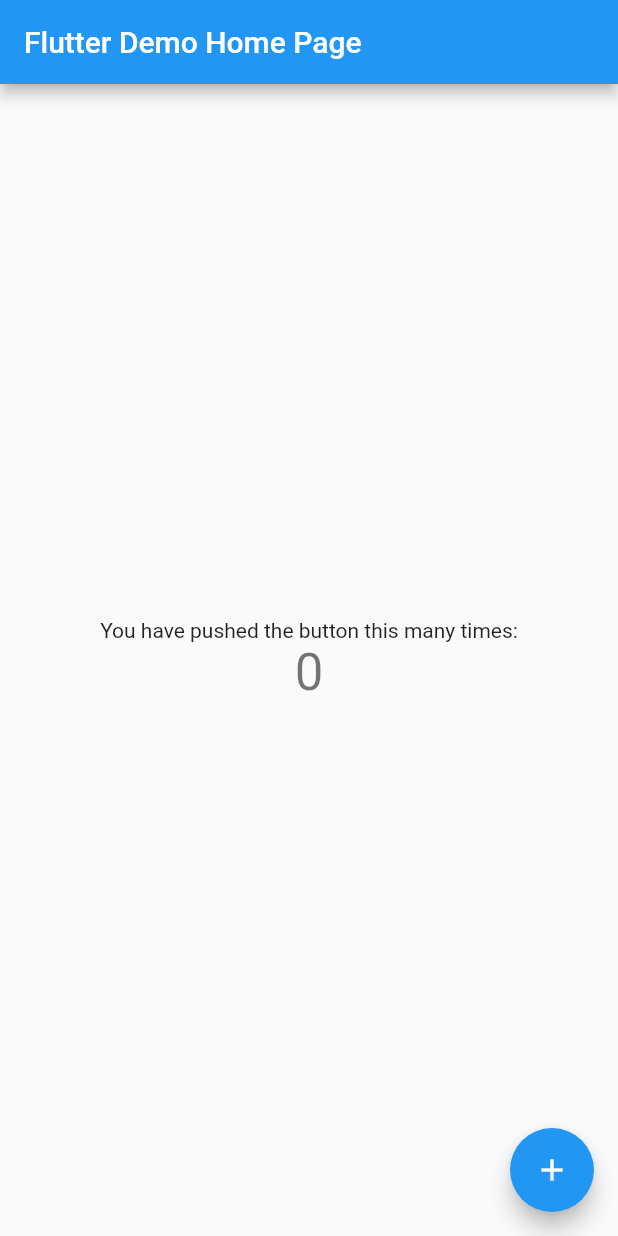
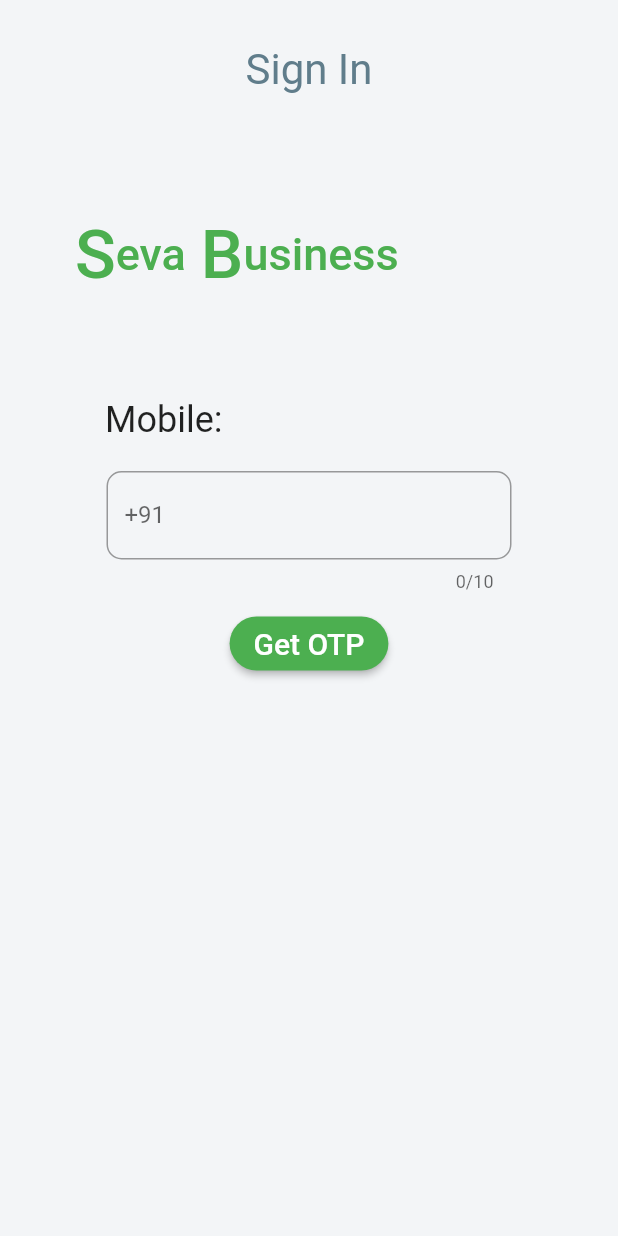
Before and after one commit to Onestop-Agrotech/Seva-Business, a Flutter app: the screen it shows after launch, on a phone screen of 412 x 824 dp. Run offline on Flutter 3.47's test engine with Material 2 defaults, Android fonts, the phone set to English and light mode, and no system bars; our stand-ins replace otp_text_field.

Commit message:
created sign in page without green background

```diff
--- /dev/null
+++ b/lib/Signin.dart
@@ -0,0 +1,165 @@
+import 'package:flutter/material.dart';
+import 'package:otp_text_field/otp_field.dart';
+import 'package:otp_text_field/style.dart';
+
+class Signin extends StatefulWidget {
+  @override
+  _SigninState createState() => _SigninState();
+}
+
+class _SigninState extends State<Signin> {
+  bool showOTPField = false;
+
+  @override
+  Widget build(BuildContext context) {
+    return Scaffold(
+        body: SafeArea(
+      child: Padding(
+        padding: const EdgeInsets.only(top: 30.0),
+        child: ListView(
+          children: <Widget>[
+            Column(
+              children: <Widget>[
+                Row(
+                  mainAxisAlignment: MainAxisAlignment.center,
+                  children: <Widget>[
+                    Text(
+                      "Sign In",
+                      style: TextStyle(fontSize: 28.0, color: Colors.blueGrey),
+                    ),
+                  ],
+                ),
+                SizedBox(height: 30.0),
+                Padding(
+                  padding: const EdgeInsets.all(50.0),
+                  child: Row(
+                    children: <Widget>[
+                      Text(
+                        "S",
+                        style: TextStyle(
+                            fontSize: 45.0,
+                            color: Colors.green,
+                            fontWeight: FontWeight.w500),
+                      ),
+                      Text(
+                        "eva",
+                        style: TextStyle(
+                            fontSize: 30.0,
+                            color: Colors.green,
+                            fontWeight: FontWeight.w500),
+                      ),
+                      SizedBox(width: 10.0),
+                      Text(
+                        "B",
+                        style: TextStyle(
+                            fontSize: 45.0,
+                            color: Colors.green,
+                            fontWeight: FontWeight.w500),
+                      ),
+                      Text("usiness",
+                          style: TextStyle(
+                              fontSize: 30.0,
+                              color: Colors.green,
+                              fontWeight: FontWeight.w500))
+                    ],
+                  ),
+                ),
+                SizedBox(height: 20.0),
+                Padding(
+                  padding: const EdgeInsets.only(left: 70.0),
+                  child: Row(
+                    children: <Widget>[
+                      Text(
+                        "Mobile:",
+                        style: TextStyle(fontSize: 24.0),
+                      ),
+                    ],
+                  ),
+                ),
+                SizedBox(height: 20.0),
+                Container(
+                  width: 270,
+                  child: TextField(
+                    decoration: InputDecoration(
+                      border: OutlineInputBorder(
+                          borderSide: BorderSide(color: Colors.lightGreen),
+                          borderRadius: BorderRadius.circular(10)),
+                      labelText: '+91',
+                    ),
+                    maxLength: 10,
+                    keyboardType: TextInputType.number,
+                    // onTap: ,
+                  ),
+                ),
+                SizedBox(height: 10.0),
+                showOTPField
+                    ? Column(
+                        crossAxisAlignment: CrossAxisAlignment.start,
+                        children: <Widget>[
+                          Padding(
+                            padding: const EdgeInsets.only(left: 70.0),
+                            child: Text(
+                              "Enter OTP:",
+                              style: TextStyle(fontSize: 24.0),
+                            ),
+                          ),
+                          Padding(
+                            padding:
+                                const EdgeInsets.only(left: 60, right: 100),
+                            child: OTPTextField(
+                              length: 6,
+                              width: MediaQuery.of(context).size.width,
+                              fieldWidth: 30,
+                              style: TextStyle(fontSize: 20),
+                              textFieldAlignment: MainAxisAlignment.spaceAround,
+                              fieldStyle: FieldStyle.underline,
+                              onCompleted: (pin) {
+                                print("Completed: " + pin);
+                              },
+                            ),
+                          ),
+                        ],
+                      )
+                    : SizedBox(),
+                showOTPField
+                    ? Padding(
+                        padding: const EdgeInsets.only(top: 50),
+                        child: Container(
+                            child: RaisedButton(
+                          color: Colors.green,
+                          shape: RoundedRectangleBorder(
+                            borderRadius: BorderRadius.circular(18.0),
+                          ),
+                          onPressed: () {
+                            setState(() {
+                              showOTPField = true;
+                            });
+                          },
+                          child: const Text('Sign IN',
+                              style:
+                                  TextStyle(fontSize: 20, color: Colors.white)),
+                        )),
+                      )
+                    : Container(
+                        child: RaisedButton(
+                        color: Colors.green,
+                        shape: RoundedRectangleBorder(
+                          borderRadius: BorderRadius.circular(18.0),
+                        ),
+                        onPressed: () {
+                          setState(() {
+                            showOTPField = true;
+                          });
+                        },
+                        child: const Text('Get OTP',
+                            style:
+                                TextStyle(fontSize: 20, color: Colors.white)),
+                      ))
+              ],
+            ),
+          ],
+        ),
+      ),
+    ));
+  }
+}
--- a/lib/main.dart
+++ b/lib/main.dart
@@ -1,117 +1,22 @@
 import 'package:flutter/material.dart';
+import 'package:sevaBusiness/Signin.dart';
 
-void main() {
-  runApp(MyApp());
-}
+void main() => runApp(MyApp());
 
 class MyApp extends StatelessWidget {
   // This widget is the root of your application.
   @override
   Widget build(BuildContext context) {
     return MaterialApp(
-      title: 'Flutter Demo',
+      title: 'Seva Business',
+      darkTheme: ThemeData.dark(),
+      debugShowCheckedModeBanner: false,
       theme: ThemeData(
-        // This is the theme of your application.
-        //
-        // Try running your application with "flutter run". You'll see the
-        // application has a blue toolbar. Then, without quitting the app, try
-        // changing the primarySwatch below to Colors.green and then invoke
-        // "hot reload" (press "r" in the console where you ran "flutter run",
-        // or simply save your changes to "hot reload" in a Flutter IDE).
-        // Notice that the counter didn't reset back to zero; the application
-        // is not restarted.
-        primarySwatch: Colors.blue,
-        // This makes the visual density adapt to the platform that you run
-        // the app on. For desktop platforms, the controls will be smaller and
-        // closer together (more dense) than on mobile platforms.
-        visualDensity: VisualDensity.adaptivePlatformDensity,
+        primaryColor: Color(0xFF3EBACE),
+        accentColor: Color(0xFFD8ECF1),
+        scaffoldBackgroundColor: Color(0xFFF3F5F7),
       ),
-      home: MyHomePage(title: 'Flutter Demo Home Page'),
+      home: Signin(),
     );
   }
 }
-
-class MyHomePage extends StatefulWidget {
-  MyHomePage({Key key, this.title}) : super(key: key);
-
-  // This widget is the home page of your application. It is stateful, meaning
-  // that it has a State object (defined below) that contains fields that affect
-  // how it looks.
-
-  // This class is the configuration for the state. It holds the values (in this
-  // case the title) provided by the parent (in this case the App widget) and
-  // used by the build method of the State. Fields in a Widget subclass are
-  // always marked "final".
-
-  final String title;
-
-  @override
-  _MyHomePageState createState() => _MyHomePageState();
-}
-
-class _MyHomePageState extends State<MyHomePage> {
-  int _counter = 0;
-
-  void _incrementCounter() {
-    setState(() {
-      // This call to setState tells the Flutter framework that something has
-      // changed in this State, which causes it to rerun the build method below
-      // so that the display can reflect the updated values. If we changed
-      // _counter without calling setState(), then the build method would not be
-      // called again, and so nothing would appear to happen.
-      _counter++;
-    });
-  }
-
-  @override
-  Widget build(BuildContext context) {
-    // This method is rerun every time setState is called, for instance as done
-    // by the _incrementCounter method above.
-    //
-    // The Flutter framework has been optimized to make rerunning build methods
-    // fast, so that you can just rebuild anything that needs updating rather
-    // than having to individually change instances of widgets.
-    return Scaffold(
-      appBar: AppBar(
-        // Here we take the value from the MyHomePage object that was created by
-        // the App.build method, and use it to set our appbar title.
-        title: Text(widget.title),
-      ),
-      body: Center(
-        // Center is a layout widget. It takes a single child and positions it
-        // in the middle of the parent.
-        child: Column(
-          // Column is also a layout widget. It takes a list of children and
-          // arranges them vertically. By default, it sizes itself to fit its
-          // children horizontally, and tries to be as tall as its parent.
-          //
-          // Invoke "debug painting" (press "p" in the console, choose the
-          // "Toggle Debug Paint" action from the Flutter Inspector in Android
-          // Studio, or the "Toggle Debug Paint" command in Visual Studio Code)
-          // to see the wireframe for each widget.
-          //
-          // Column has various properties to control how it sizes itself and
-          // how it positions its children. Here we use mainAxisAlignment to
-          // center the children vertically; the main axis here is the vertical
-          // axis because Columns are vertical (the cross axis would be
-          // horizontal).
-          mainAxisAlignment: MainAxisAlignment.center,
-          children: <Widget>[
-            Text(
-              'You have pushed the button this many times:',
-            ),
-            Text(
-              '$_counter',
-              style: Theme.of(context).textTheme.headline4,
-            ),
-          ],
-        ),
-      ),
-      floatingActionButton: FloatingActionButton(
-        onPressed: _incrementCounter,
-        tooltip: 'Increment',
-        child: Icon(Icons.add),
-      ), // This trailing comma makes auto-formatting nicer for build methods.
-    );
-  }
-}
--- a/pubspec.yaml
+++ b/pubspec.yaml
@@ -28,6 +28,7 @@ dependencies:
   # The following adds the Cupertino Icons font to your application.
   # Use with the CupertinoIcons class for iOS style icons.
   cupertino_icons: ^0.1.3
+  otp_text_field: ^1.0.1
 
 dev_dependencies:
   flutter_test:
```
Also changed, not shown: pubspec.lock.
